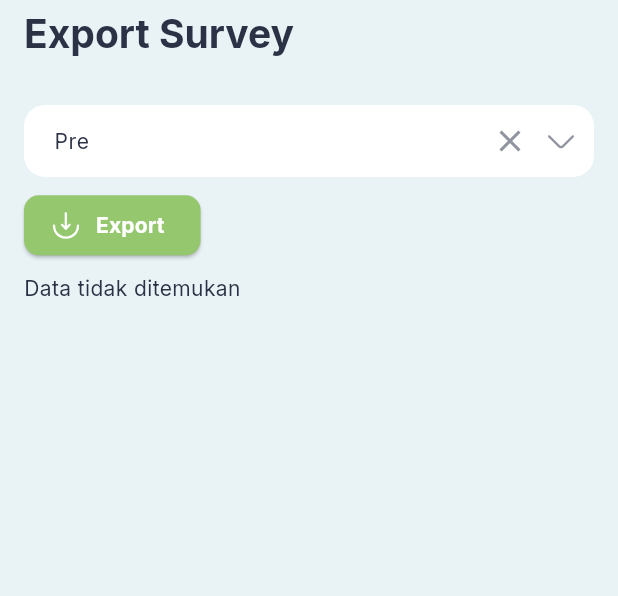
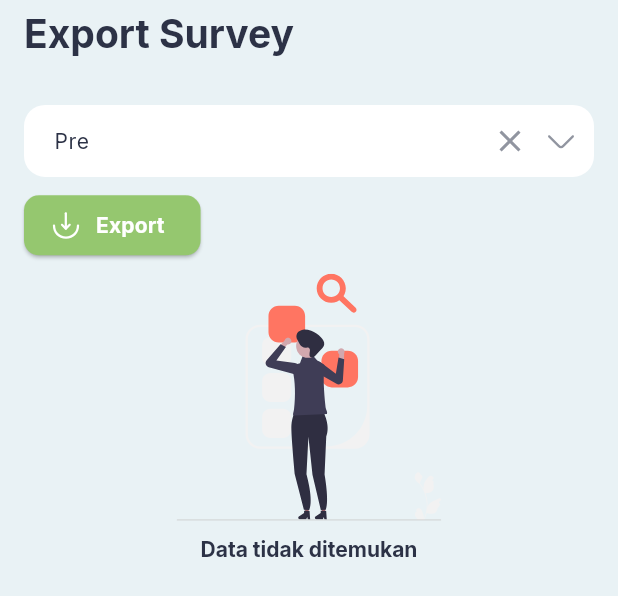
Before and after one commit to syahruncega/survey_stunting_mobile, a Flutter app: the ExportSurveyScreen widget shown alone on an empty page, opened directly, after a tap on "Export", on a phone screen of 412 x 824 dp. Shown: the top 596 px of the screen. Run offline on Flutter 3.47's test engine with Material 2 defaults, Android fonts, the phone set to English and light mode, and no system bars; drawn by our look-alikes of flutter_typeahead; our stand-ins replace dio, flutter_dotenv, flutter_slidable, flutter_svg, fluttertoast, get and 3 more; accounts and stored records are empty; network calls fail.

Commit message:
Not found

```diff
--- a/lib/components/filled_autocomplete.dart
+++ b/lib/components/filled_autocomplete.dart
@@ -10,6 +10,7 @@ class FilledAutocomplete extends StatelessWidget {
   final TextInputAction? textInputAction;
   final TextInputType? keyboardType;
   final bool enabled;
+  final String? errorText;
   final void Function(Map<String, dynamic>) onSuggestionSelected;
 
   const FilledAutocomplete({
@@ -21,6 +22,7 @@ class FilledAutocomplete extends StatelessWidget {
     this.textInputAction,
     this.keyboardType,
     this.enabled = true,
+    this.errorText,
     Key? key,
   }) : super(key: key);
 
@@ -43,6 +45,7 @@ class FilledAutocomplete extends StatelessWidget {
             keyboardType: keyboardType ?? TextInputType.text,
             decoration: InputDecoration(
               hintText: hintText,
+              errorText: errorText == "" ? null : errorText,
               filled: true,
               contentPadding: const EdgeInsets.symmetric(
                 horizontal: 16,
--- a/lib/components/filled_text_field.dart
+++ b/lib/components/filled_text_field.dart
@@ -58,13 +58,13 @@ class FilledTextField extends StatelessWidget {
           decoration: InputDecoration(
             hintText: hintText,
             helperText: helperText,
+            errorText: errorText == "" ? null : errorText,
             helperMaxLines: 2,
             hintStyle: TextStyle(color: Theme.of(context).hintColor),
             contentPadding: const EdgeInsets.symmetric(
               horizontal: 12,
               vertical: 12,
             ),
-            errorText: errorText == "" ? null : errorText,
             prefixIcon: prefixIcon != null
                 ? Padding(
                     padding: const EdgeInsets.symmetric(horizontal: 14),
--- /dev/null
+++ b/lib/components/not_found.dart
@@ -0,0 +1,24 @@
+import 'package:flutter/material.dart';
+import 'package:flutter_svg/flutter_svg.dart';
+
+class NotFound extends StatelessWidget {
+  const NotFound({Key? key}) : super(key: key);
+
+  @override
+  Widget build(BuildContext context) {
+    Size size = MediaQuery.of(context).size;
+    return Center(
+      child: Column(
+        children: [
+          SvgPicture.asset("assets/images/not_found.svg",
+              height: size.height * 0.2),
+          const SizedBox(height: 10),
+          Text(
+            "Data tidak ditemukan",
+            style: Theme.of(context).textTheme.headline3,
+          )
+        ],
+      ),
+    );
+  }
+}
--- a/lib/models/responden.dart
+++ b/lib/models/responden.dart
@@ -12,27 +12,27 @@ String respondenToJson(Responden data) => json.encode(data.toJson());
 
 class Responden {
   Responden({
-    required this.id,
+    this.id,
     required this.kartuKeluarga,
     required this.alamat,
     required this.provinsiId,
     required this.kabupatenKotaId,
     required this.kecamatanId,
     required this.desaKelurahanId,
-    required this.nomorHp,
+    this.nomorHp,
     this.deletedAt,
     this.createdAt,
     this.updatedAt,
   });
 
-  int id;
+  int? id;
   String kartuKeluarga;
   String alamat;
   String provinsiId;
   String kabupatenKotaId;
   String kecamatanId;
   String desaKelurahanId;
-  String nomorHp;
+  String? nomorHp;
   DateTime? deletedAt;
   DateTime? createdAt;
   DateTime? updatedAt;
@@ -48,13 +48,13 @@ class Responden {
         nomorHp: json["nomor_hp"],
         deletedAt: json["deleted_at"] != null
             ? DateTime.parse(json["deleted_at"])
-            : null,
+            : json["deleted_at"],
         createdAt: json["created_at"] != null
             ? DateTime.parse(json["created_at"])
-            : null,
+            : json["created_at"],
         updatedAt: json["updated_at"] != null
             ? DateTime.parse(json["updated_at"])
-            : null,
+            : json["updated_at"],
       );
 
   Map<String, dynamic> toJson() => {
--- a/lib/pages/Export-Survey/export_survey_screen.dart
+++ b/lib/pages/Export-Survey/export_survey_screen.dart
@@ -2,6 +2,7 @@ import 'package:flutter/material.dart';
 import 'package:flutter_svg/flutter_svg.dart';
 import 'package:get/get.dart';
 import 'package:survey_stunting/components/filled_autocomplete.dart';
+import 'package:survey_stunting/components/not_found.dart';
 import 'package:survey_stunting/components/survey_item.dart';
 import 'package:survey_stunting/controllers/export_survey_controller.dart';
 
@@ -18,6 +19,8 @@ class ExportSurveyScreen extends StatelessWidget {
         typeSurveyId: exportSurveyController.jenisSurvey,
       ),
       displacement: 0,
+      child: SingleChildScrollView(
+        physics: const AlwaysScrollableScrollPhysics(),
         child: Padding(
           padding: const EdgeInsets.symmetric(horizontal: 16, vertical: 8),
           child: Column(
@@ -65,8 +68,7 @@ class ExportSurveyScreen extends StatelessWidget {
               SizedBox(
                 height: size.height * 0.01,
               ),
-            Expanded(
-              child: Obx(
+              Obx(
                 () => Visibility(
                   visible: exportSurveyController.isLoaded.value,
                   replacement: const Center(
@@ -74,6 +76,8 @@ class ExportSurveyScreen extends StatelessWidget {
                   ),
                   child: exportSurveyController.surveys.isNotEmpty
                       ? ListView.builder(
+                          shrinkWrap: true,
+                          physics: const NeverScrollableScrollPhysics(),
                           itemCount: exportSurveyController.surveys.length,
                           itemBuilder: (context, index) {
                             return SurveyItem(
@@ -83,15 +87,13 @@ class ExportSurveyScreen extends StatelessWidget {
                             );
                           },
                         )
-                      : ListView(
-                          children: const [Text("Data tidak ditemukan")],
-                        ),
-                ),
+                      : const NotFound(),
                 ),
               )
             ],
           ),
         ),
+      ),
     );
   }
 }
```
Also changed, not shown: lib/components/success_scackbar.dart (added, +14 -0 lines), lib/controllers/tambah_responden_controller.dart (+100 -36 lines), lib/pages/Beranda/beranda_screen.dart (+13 -11 lines), lib/pages/Survey/survey_screen.dart (+24 -17 lines), lib/pages/Tambah-Responden/tambah_responden_screen.dart (+19 -7 lines), lib/services/dio_client.dart (+25 -6 lines), assets/images/not_found.svg (added). Lines whose indentation alone changed are shown as unchanged.
